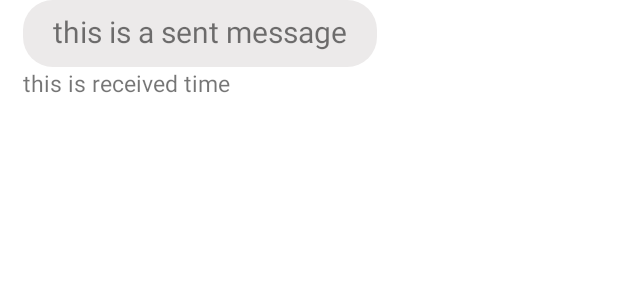
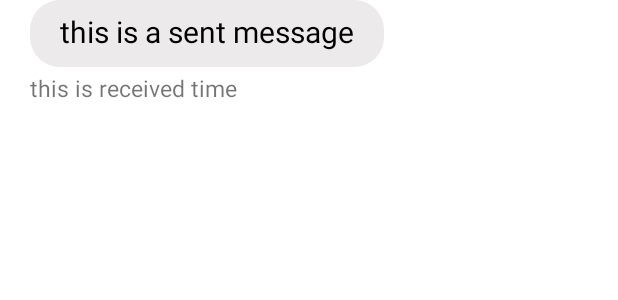
Before and after one commit to hungnguyen157/US-Talk, an Android app: the layout chat_text_message_received.xml on its own in the app's theme, with its tools: preview values and no code run, on a phone screen of 412 x 824 dp. Shown: the top 300 px of the screen. Run offline under Robolectric (Android 15) with nearby library versions, the phone set to English and light mode, and no system bars.

Commit message:
update v2 of item sent and received (for text and image)

```diff
--- a/USTalk/app/src/main/res/layout/chat_text_message_received.xml
+++ b/USTalk/app/src/main/res/layout/chat_text_message_received.xml
@@ -2,20 +2,36 @@
 <androidx.constraintlayout.widget.ConstraintLayout xmlns:android="http://schemas.android.com/apk/res/android"
     xmlns:app="http://schemas.android.com/apk/res-auto"
     android:layout_width="match_parent"
-    android:layout_height="match_parent">
+    android:layout_height="wrap_content">
+    <!--    Guideline-->
+    <androidx.constraintlayout.widget.Guideline
+        android:id="@+id/end_guideline"
+        android:layout_width="wrap_content"
+        android:layout_height="wrap_content"
+        android:orientation="vertical"
+        app:layout_constraintGuide_percent="0.75" />
+
+    <!--    Items-->
+    <androidx.constraintlayout.widget.ConstraintLayout
+        android:layout_width="0dp"
+        android:layout_height="wrap_content"
+        android:layout_marginStart="20dp"
+        app:layout_constraintEnd_toEndOf="@+id/end_guideline"
+        app:layout_constraintStart_toStartOf="parent"
+        app:layout_constraintTop_toTopOf="parent">
         <TextView
             android:id="@+id/received_text"
             android:layout_width="wrap_content"
             android:layout_height="wrap_content"
+            android:background="@drawable/rounded_textview"
             android:paddingHorizontal="20dp"
             android:paddingTop="7dp"
             android:paddingBottom="10dp"
-        android:layout_marginStart="15dp"
             android:text="this is a sent message"
             android:textSize="20sp"
-        android:background="@drawable/rounded_textview"
+            android:textColor="@color/black"
             app:layout_constraintStart_toStartOf="parent"
-        app:layout_constraintTop_toTopOf="parent"/>
+            app:layout_constraintTop_toTopOf="parent" />
 
         <TextView
             android:id="@+id/time_received"
@@ -23,6 +39,8 @@
             android:layout_height="wrap_content"
             android:text="this is received time"
             android:textSize="15sp"
+            android:paddingTop="3dp"
             app:layout_constraintStart_toStartOf="@+id/received_text"
-        app:layout_constraintTop_toBottomOf="@+id/received_text"/>
+            app:layout_constraintTop_toBottomOf="@+id/received_text" />
     </androidx.constraintlayout.widget.ConstraintLayout>
+</androidx.constraintlayout.widget.ConstraintLayout>
```
Also changed, not shown: USTalk/app/src/main/res/layout/chat_image_message_received.xml (+22 -4 lines), USTalk/app/src/main/res/layout/chat_image_message_sent.xml (+22 -4 lines), USTalk/app/src/main/res/layout/chat_text_message_sent.xml (+24 -7 lines). Lines whose indentation alone changed are shown as unchanged.
